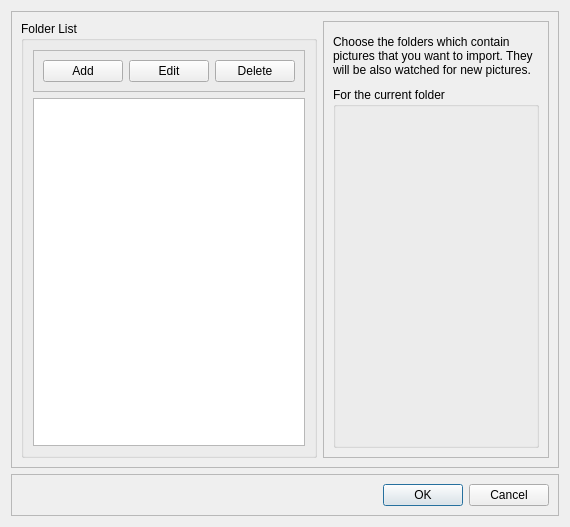
juliendz/imagius, file ui/foldermanager.ui: the form before one commit.
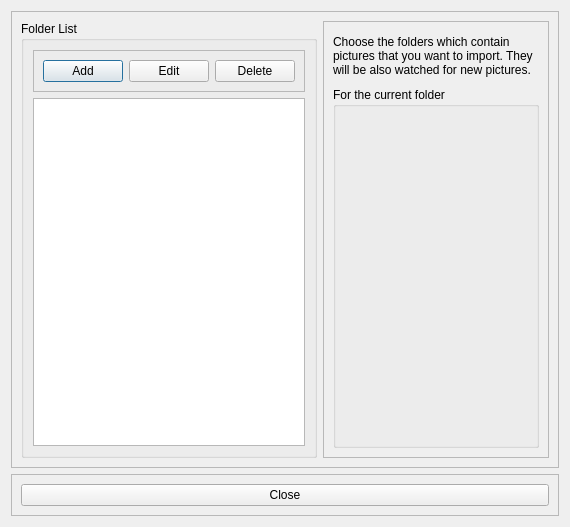
The form after the commit.

Commit message: Folder Manager Changes 1. Changed ui build script to bash script 2. Added edit and delete functions to folder manager.

Patch:
```diff
--- a/ui/foldermanager.ui
+++ b/ui/foldermanager.ui
@@ -150,15 +150,9 @@
      </property>
      <layout class="QVBoxLayout" name="verticalLayout_2">
       <item>
-       <widget class="QDialogButtonBox" name="btnbox_okcancel">
-        <property name="orientation">
-         <enum>Qt::Horizontal</enum>
-        </property>
-        <property name="standardButtons">
-         <set>QDialogButtonBox::Cancel|QDialogButtonBox::Ok</set>
-        </property>
-        <property name="centerButtons">
-         <bool>false</bool>
+       <widget class="QPushButton" name="btn_Close">
+        <property name="text">
+         <string>Close</string>
         </property>
        </widget>
       </item>
```
Left out of the diff: 35 changed lines with no effect on the pictures. The commit also changes 4 other files.
